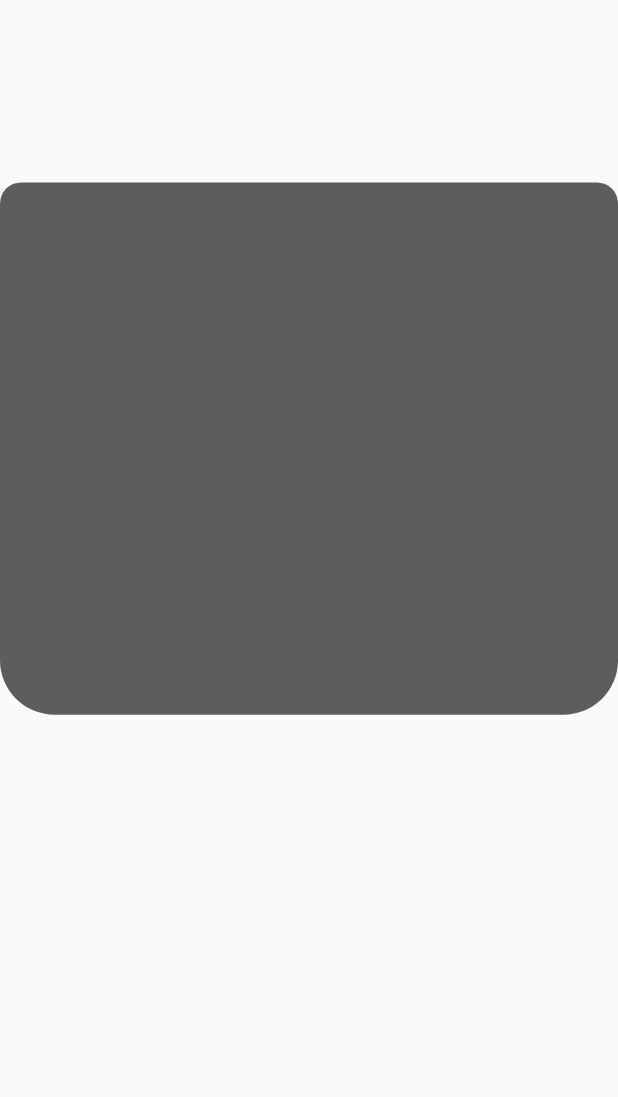
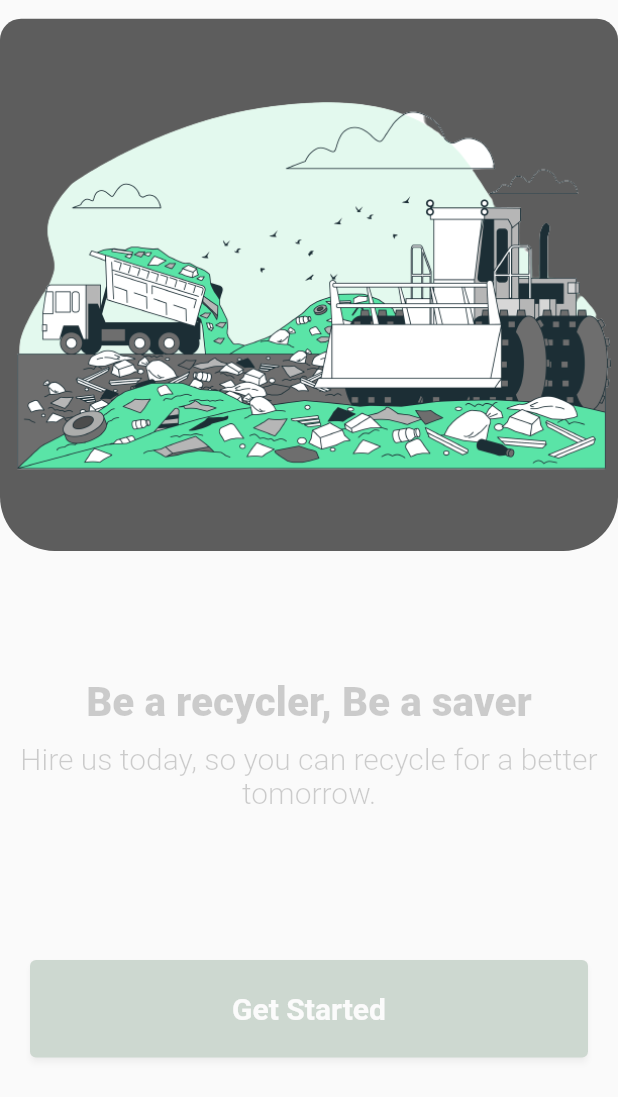
Before and after one commit to ajaop/TrashManagement, a Flutter app: the first screen one second after launch, on a phone screen of 412 x 824 dp. Shown: the top 1097 px of the screen. Run offline on Flutter 3.47's test engine with Material 2 defaults, Android fonts, the phone set to English and light mode, and no system bars; our stand-ins replace cloud_firestore, firebase_auth, firebase_core, shared_preferences; accounts and stored records are empty; Roboto replaces fonts that are missing (OpenSans).

Commit message:
Done with onboarding

```diff
--- a/lib/OnboardingFeature/onboarding.dart
+++ b/lib/OnboardingFeature/onboarding.dart
@@ -32,7 +32,7 @@ class _OnboardingPageState extends State<OnboardingPage>
   Future<void> _playAnimation() async {
     try {
       await _controller.forward().orCancel;
-      // await _controller.reverse().orCancel;
+      //await _controller.reverse().orCancel;
     } on TickerCanceled {
       // the animation got canceled, probably because it was disposed of
     }
--- a/lib/OnboardingFeature/onboarding_animation.dart
+++ b/lib/OnboardingFeature/onboarding_animation.dart
@@ -93,6 +93,10 @@ class OnboardingAnimation extends StatelessWidget {
             ),
           ),
         ),
+        textAnim = CurvedAnimation(
+          parent: controller,
+          curve: Curves.easeIn,
+        ),
         super(key: key);
 
   final AnimationController controller;
@@ -103,6 +107,7 @@ class OnboardingAnimation extends StatelessWidget {
   final Animation<BorderRadius?> borderRadius;
   final Animation<Color?> color;
   final Animation<Alignment> alignment;
+  final Animation<double> textAnim;
 
   Widget _buildAnimation(BuildContext context, Widget? child) {
     return Scaffold(
@@ -120,22 +125,20 @@ class OnboardingAnimation extends StatelessWidget {
                   decoration: BoxDecoration(
                     color: color.value,
                     borderRadius: borderRadius.value,
-                    image: controller.isCompleted
-                        ? DecorationImage(
-                            image: AssetImage('images/onboarding_img.jpg'),
-                            fit: BoxFit.contain,
-                          )
-                        : null,
+                    image: DecorationImage(
+                      image: AssetImage('images/onboarding_img.jpg'),
+                      fit: BoxFit.contain,
+                    ),
                   ),
                 ),
               )),
         ),
-        Visibility(
-          visible: controller.isCompleted,
-          child: Expanded(
-              child: ListView(
+        Expanded(
+            child: FadeTransition(
+          opacity: textAnim,
+          child: ListView(
             children: [
-              SizedBox(
+              const SizedBox(
                 height: 40.0,
               ),
               const Align(
@@ -173,8 +176,8 @@ class OnboardingAnimation extends StatelessWidget {
                     child: const Text('Get Started')),
               )
             ],
-          )),
-        )
+          ),
+        ))
       ],
     ));
   }
```
